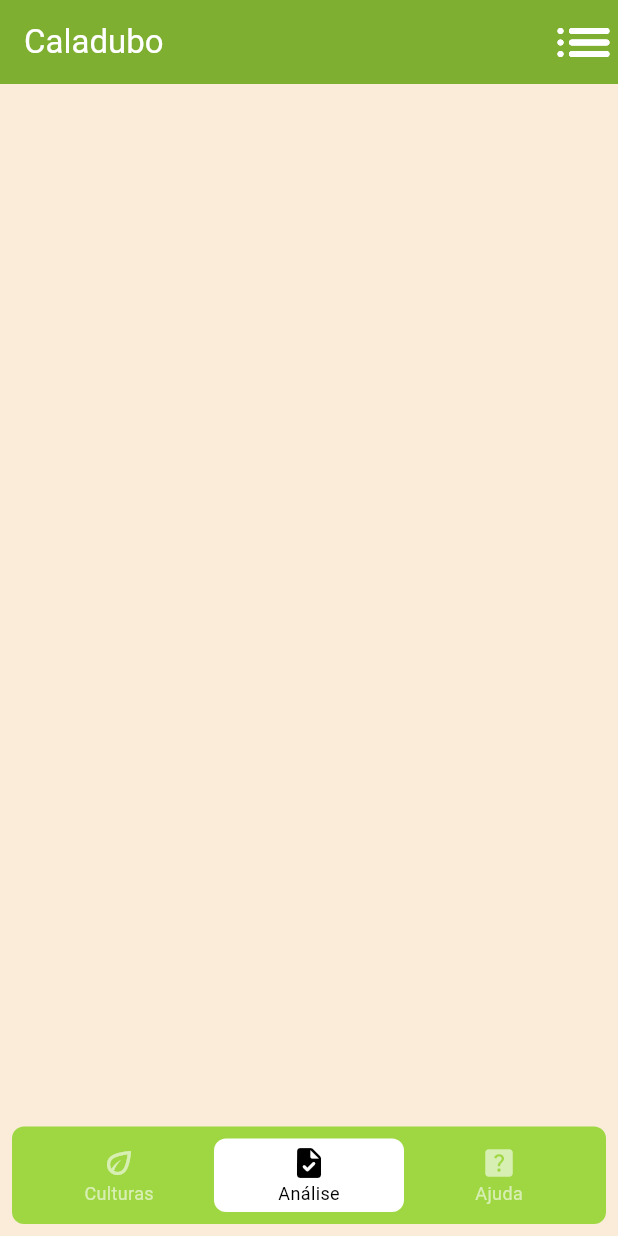
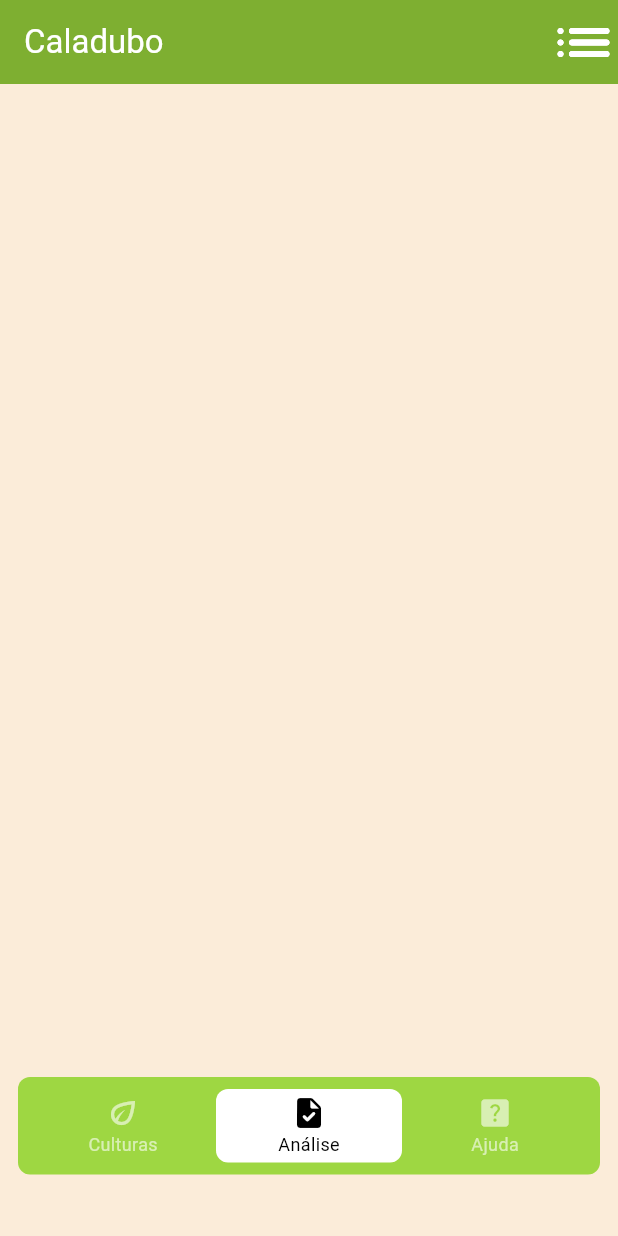
Before and after one commit to MaickonBrenner/caladubo, a Flutter app: the screen it shows after launch, after a tap on "Iniciar", on a phone screen of 412 x 824 dp. Run offline on Flutter 3.47's test engine with Material 3 defaults, Android fonts, the phone set to English and light mode, and no system bars; drawn by our look-alikes of dropdown_button2, floating_bottom_navigation_bar; missing offline and left inert: responsive_grid_list; Roboto replaces fonts that are missing (Montserrat).

Commit message:
Corrigindo NavBar

```diff
--- a/lib/views/culturas.dart
+++ b/lib/views/culturas.dart
@@ -1,5 +1,4 @@
 import 'package:flutter/material.dart';
-import 'package:flutter/widgets.dart';
 import 'package:responsive_grid_list/responsive_grid_list.dart';
 import 'homePage.dart';
 
--- a/lib/views/homePage.dart
+++ b/lib/views/homePage.dart
@@ -124,13 +124,18 @@ class homePageState extends State<homePageNew> {
             //   child: Text("Voltar"),
             // ),
           ),
-          bottomNavigationBar: FloatingNavbar(
+          bottomNavigationBar: SafeArea(
+          child: Padding(
+            padding: const EdgeInsets.all(4.0),
+            child: Container(
+              height: 110, // Ajusta a altura para garantir que não haja overflow
+              child: FloatingNavbar(
                 onTap: _navigateToScreen,
                 currentIndex: _index,
                 items: [
                   FloatingNavbarItem(icon: Icons.eco_outlined, title: "Culturas"),
                   FloatingNavbarItem(icon: Icons.task_rounded, title: "Análise"),
-              FloatingNavbarItem(icon: Icons.help_center, title: "Ajuda")
+                  FloatingNavbarItem(icon: Icons.help_center, title: "Ajuda"),
                 ],
                 backgroundColor: const Color.fromRGBO(158, 215, 66, 1),
                 selectedBackgroundColor: Colors.white,
@@ -138,6 +143,9 @@ class homePageState extends State<homePageNew> {
                 fontSize: 12,
               ),
             ),
+          ),
+        ),
+      ),
     );
   }
 }
```
Lines whose indentation alone changed are shown as unchanged.
